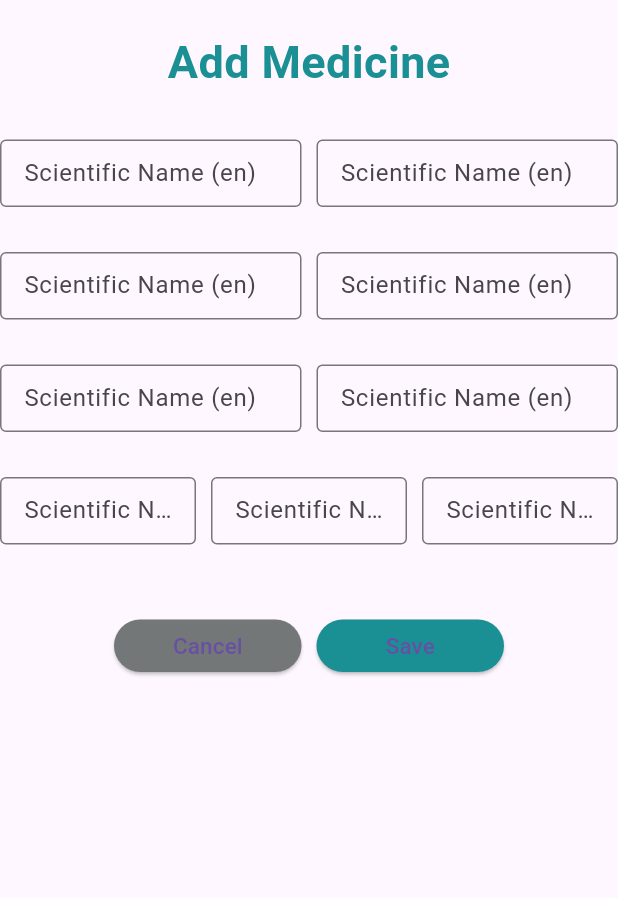
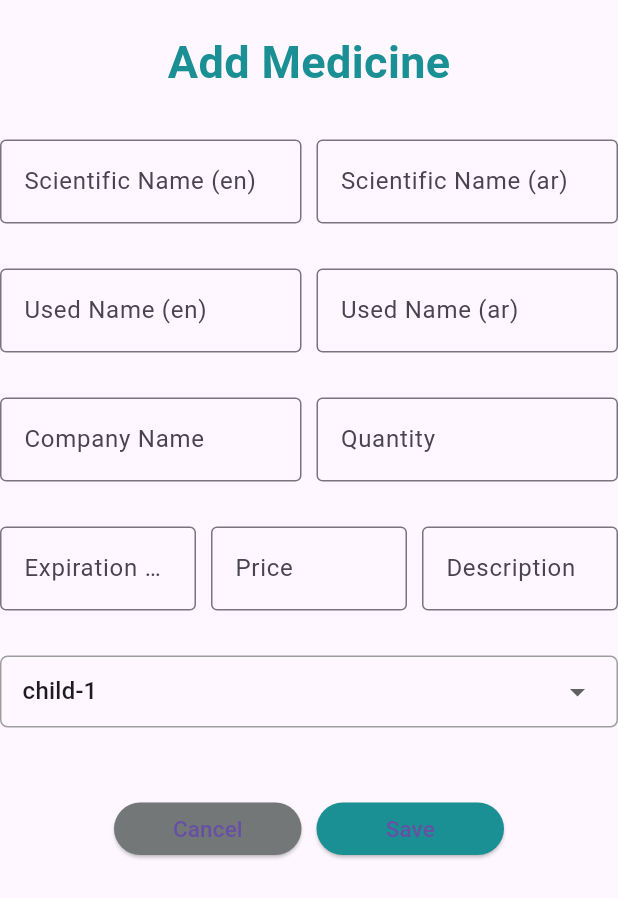
Before and after one commit to yasser-jam/pharmastore, a Flutter app: the CreateMedicineForm widget shown alone on an empty page, opened directly, after a tap on "Save", on a phone screen of 412 x 824 dp. Shown: the top 898 px of the screen. Run offline on Flutter 3.47's test engine with Material 3 defaults, Android fonts, the phone set to English and light mode, and no system bars; our stand-ins replace google_fonts; missing offline and left inert: dart:html; network calls fail.

Commit message:
create medicine

```diff
--- a/admin/lib/base/base_button.dart
+++ b/admin/lib/base/base_button.dart
@@ -1,10 +1,16 @@
 import 'package:flutter/material.dart';
 
 class BaseButton extends StatelessWidget {
-  const BaseButton({super.key, required this.type, required this.btnText});
+  const BaseButton(
+      {super.key,
+      required this.type,
+      required this.btnText,
+      required this.onClick});
 
   final String type;
   final String btnText;
+
+  final Function onClick;
 
   @override
   build(ctx) {
@@ -16,7 +22,9 @@ class BaseButton extends StatelessWidget {
             primary: type == 'cancel'
                 ? Color.fromARGB(255, 116, 119, 119)
                 : const Color.fromARGB(255, 26, 144, 148)),
-        onPressed: () {},
+        onPressed: () {
+          onClick();
+        },
         child: Text(
           btnText,
           style: TextStyle(fontSize: 15),
--- a/admin/lib/base/base_text_field.dart
+++ b/admin/lib/base/base_text_field.dart
@@ -1,16 +1,23 @@
 import 'package:flutter/material.dart';
 
 class BaseTextField extends StatelessWidget {
-  const BaseTextField({super.key});
+  const BaseTextField(this.label, this.update, {super.key});
+
+  final Function update;
+
+  final String label;
 
   @override
   build(ctx) {
-    return const SizedBox(
+    return SizedBox(
       height: 45,
       child: TextField(
+        onChanged: (value) {
+          update(value);
+        },
         decoration: InputDecoration(
-          border: OutlineInputBorder(),
-          labelText: 'Scientific Name (en)',
+          border: const OutlineInputBorder(),
+          labelText: label,
         ),
       ),
     );
--- a/admin/lib/medicine/create_medicine_form.dart
+++ b/admin/lib/medicine/create_medicine_form.dart
@@ -1,15 +1,72 @@
+import 'dart:convert';
 import 'package:flutter/material.dart';
 import 'package:project/base/base_button.dart';
+import 'package:project/base/base_select.dart';
 import 'package:project/base/base_text_field.dart';
+import 'package:project/routes/med_list.dart';
+import 'package:http/http.dart' as http;
 
-class CreateMedicineForm extends StatelessWidget {
+class CreateMedicineForm extends StatefulWidget {
   const CreateMedicineForm({super.key});
 
   @override
+  State<CreateMedicineForm> createState() {
+    return _CreateMedicineFormState();
+  }
+}
+
+class _CreateMedicineFormState extends State<CreateMedicineForm> {
+  Map<String, dynamic> medicine = {
+    'sciName': '',
+    'useName': '',
+    'companyName': '',
+    'qtn': 40,
+    'expiredDate': '',
+    'price': 45,
+    'description': '',
+    'category_id': 1
+  };
+
+  void editValue(val, bind) {
+    medicine[bind] = val;
+  }
+
+  var loading = false;
+
+  dynamic save() async {
+    try {
+      setState(() {
+        loading = true;
+      });
+
+      var url = Uri.http('localhost:8000', 'api/medcines');
+      await http.post(url,
+          body: jsonEncode(
+            {
+              ...medicine,
+              'qtn': int.parse(medicine['qtn']),
+              'price': int.parse(medicine['price'])
+            },
+          ),
+          headers: {'Content-type': 'application/json'});
+
+      // push router to medicines page
+      Navigator.push(
+        context,
+        MaterialPageRoute(builder: (context) => MedList()),
+      );
+    } finally {
+      setState(() {
+        loading = false;
+      });
+    }
+  }
+
+  @override
   build(ctx) {
-    return const Column(children: [
-      SizedBox(height: 20),
-      SizedBox(
+    return Column(children: [
+      const SizedBox(height: 20),
+      const SizedBox(
         child: Text(
           'Add Medicine',
           style: TextStyle(
@@ -18,55 +75,168 @@ class CreateMedicineForm extends StatelessWidget {
               color: Color.fromARGB(255, 26, 144, 148)),
         ),
       ),
-      SizedBox(height: 30),
+      const SizedBox(height: 30),
       Row(
         mainAxisSize: MainAxisSize.max,
         children: [
-          Expanded(child: BaseTextField()),
+          Expanded(
+              child: TextField(
+            onChanged: (value) {
+              editValue(value, 'sciName');
+            },
+            decoration: const InputDecoration(
+              border: OutlineInputBorder(),
+              labelText: 'Scientific Name (en)',
+            ),
+          )),
           SizedBox(width: 10),
-          Expanded(child: BaseTextField())
+          Expanded(
+            child: TextField(
+              onChanged: (value) {
+                editValue(value, 'sciName');
+              },
+              decoration: const InputDecoration(
+                border: OutlineInputBorder(),
+                labelText: 'Scientific Name (ar)',
+              ),
+            ),
+          )
         ],
       ),
       SizedBox(height: 30),
       Row(
         mainAxisSize: MainAxisSize.max,
         children: [
-          Expanded(child: BaseTextField()),
+          Expanded(
+            child: TextField(
+              onChanged: (value) {
+                editValue(value, 'useName');
+              },
+              decoration: const InputDecoration(
+                border: OutlineInputBorder(),
+                labelText: 'Used Name (en)',
+              ),
+            ),
+          ),
           SizedBox(width: 10),
-          Expanded(child: BaseTextField())
+          Expanded(
+            child: TextField(
+              onChanged: (value) {
+                editValue(value, 'useName');
+              },
+              decoration: const InputDecoration(
+                border: OutlineInputBorder(),
+                labelText: 'Used Name (ar)',
+              ),
+            ),
+          )
         ],
       ),
       SizedBox(height: 30),
       Row(
         mainAxisSize: MainAxisSize.max,
         children: [
-          Expanded(child: BaseTextField()),
+          Expanded(
+            child: TextField(
+              onChanged: (value) {
+                editValue(value, 'companyName');
+              },
+              decoration: const InputDecoration(
+                border: OutlineInputBorder(),
+                labelText: 'Company Name',
+              ),
+            ),
+          ),
           SizedBox(width: 10),
-          Expanded(child: BaseTextField())
+          Expanded(
+            child: TextField(
+              onChanged: (value) {
+                editValue(value, 'qtn');
+              },
+              decoration: const InputDecoration(
+                border: OutlineInputBorder(),
+                labelText: 'Quantity',
+              ),
+            ),
+          )
         ],
       ),
       SizedBox(height: 30),
       Row(
         mainAxisSize: MainAxisSize.max,
         children: [
-          Expanded(child: BaseTextField()),
+          Expanded(
+            child: TextField(
+              onChanged: (value) {
+                editValue(value, 'expiredDate');
+              },
+              decoration: const InputDecoration(
+                border: OutlineInputBorder(),
+                labelText: 'Expiration Date',
+              ),
+            ),
+          ),
           SizedBox(width: 10),
-          Expanded(child: BaseTextField()),
+          Expanded(
+            child: TextField(
+              onChanged: (value) {
+                editValue(value, 'price');
+              },
+              decoration: const InputDecoration(
+                border: OutlineInputBorder(),
+                labelText: 'Price',
+              ),
+            ),
+          ),
           SizedBox(width: 10),
-          Expanded(child: BaseTextField())
+          Expanded(
+            child: TextField(
+              onChanged: (value) {
+                editValue(value, 'description');
+              },
+              decoration: const InputDecoration(
+                border: OutlineInputBorder(),
+                labelText: 'Description',
+              ),
+            ),
+          )
         ],
       ),
-      SizedBox(height: 50),
+      const SizedBox(height: 30),
+      const Row(
+        mainAxisSize: MainAxisSize.max,
+        children: [
+          Expanded(child: BaseSelect()),
+        ],
+      ),
+      const SizedBox(height: 50),
       Row(mainAxisAlignment: MainAxisAlignment.center, children: [
         BaseButton(
+          onClick: () {},
           type: 'cancel',
           btnText: 'Cancel',
         ),
-        SizedBox(width: 10),
-        BaseButton(
-          type: 'primary',
-          btnText: 'Save',
-        ),
+        const SizedBox(width: 10),
+        SizedBox(
+          width: 125,
+          height: 35,
+          child: ElevatedButton(
+            style: ElevatedButton.styleFrom(
+                primary: const Color.fromARGB(255, 26, 144, 148)),
+            onPressed: loading
+                ? null
+                : () {
+                    save();
+                  },
+            child: loading
+                ? const SizedBox(
+                    width: 25, height: 25, child: CircularProgressIndicator())
+                : const Text(
+                    'Save',
+                    style: TextStyle(fontSize: 15),
+                  ),
+          ),
+        )
       ])
     ]);
   }
--- a/admin/lib/routes/med_list.dart
+++ b/admin/lib/routes/med_list.dart
@@ -79,13 +79,13 @@ class _MedListState extends State<MedList> {
                         ),
                       ),
                       const SizedBox(height: 20),
-                      const Row(
+                      Row(
                         children: [
                           Expanded(
-                            child: BaseTextField(),
+                            child: BaseTextField('Search...', () {}),
                           ),
-                          SizedBox(width: 20),
-                          Expanded(
+                          const SizedBox(width: 20),
+                          const Expanded(
                             child: BaseSelect(),
                           ),
                         ],
--- a/admin/lib/routes/med_screen.dart
+++ b/admin/lib/routes/med_screen.dart
@@ -52,7 +52,7 @@ class MedScreen extends StatelessWidget {
               body: Container(
                   padding: const EdgeInsets.only(left: 30, right: 30),
                   alignment: Alignment.centerLeft,
-                  child: const CreateMedicineForm()),
+                  child: CreateMedicineForm()),
             ))
       ],
     ));
```
Also changed, not shown: 1 other file.
